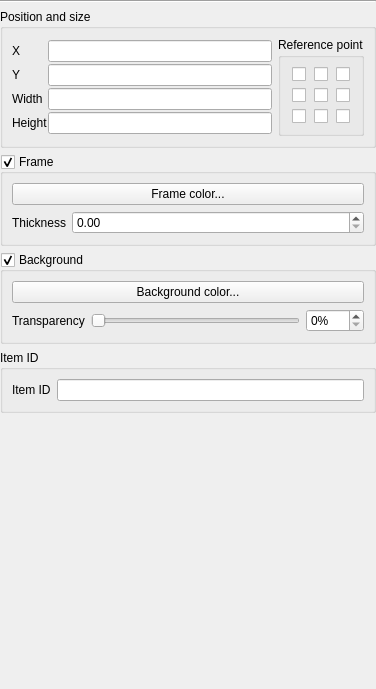
qgis/QGIS, file src/ui/qgscomposeritemwidgetbase.ui: the form before one commit.
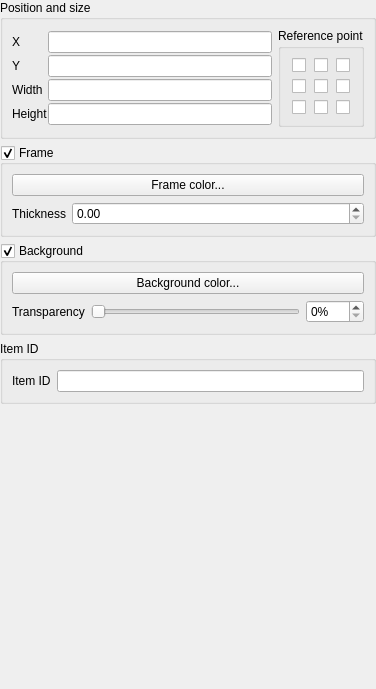
The form after the commit. Custom widgets are drawn as their Qt base class.

Commit message:
Remove extra horizontal line from composer item properties
- Suggested by Olivier Dalang

Patch:
```diff
--- a/src/ui/qgscomposeritemwidgetbase.ui
+++ b/src/ui/qgscomposeritemwidgetbase.ui
@@ -17,13 +17,6 @@
    <property name="margin">
     <number>0</number>
    </property>
-   <item>
-    <widget class="Line" name="line">
-     <property name="orientation">
-      <enum>Qt::Horizontal</enum>
-     </property>
-    </widget>
-   </item>
    <item>
     <widget class="QgsCollapsibleGroupBoxBasic" name="mGeneralOptionsGroupBox">
      <property name="title">
```
